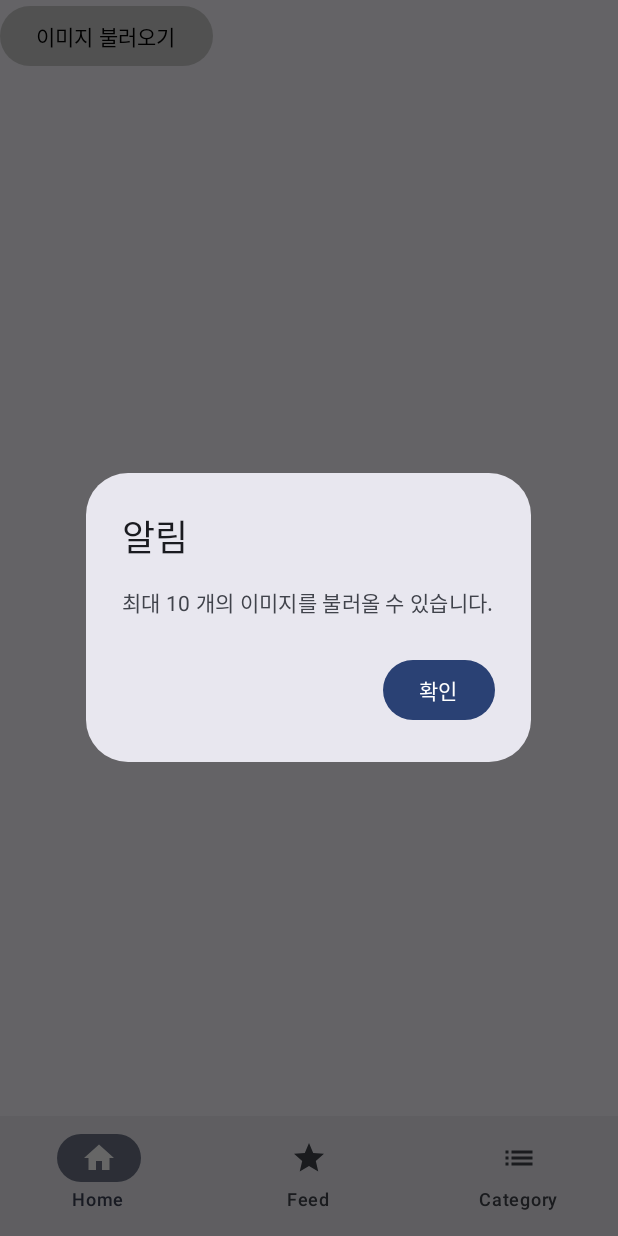
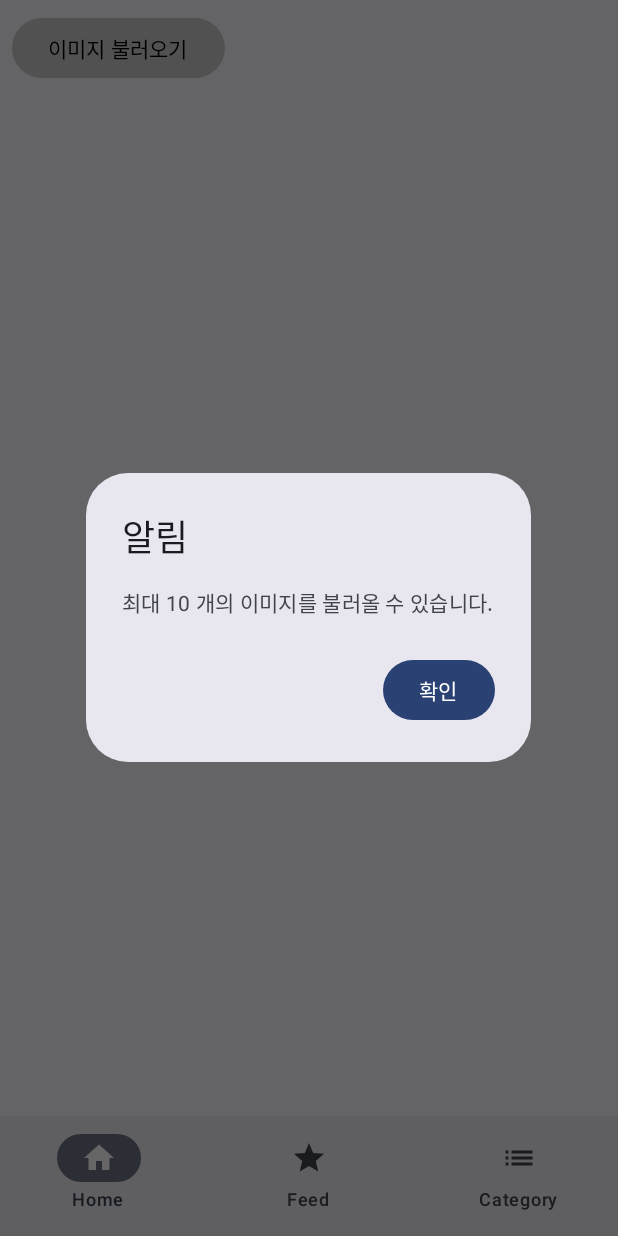
Before and after one commit to extreme-south-code/Andro, an Android app built with Jetpack Compose: the screen it shows after launch (MainActivity), after a tap on "이미지 불러오기", on a phone screen of 412 x 824 dp. Run offline under Robolectric (Android 15) with nearby library versions, the phone set to English and light mode, and no system bars.

Commit message:
[modify] give padding to button

```diff
--- a/app/src/main/java/com/example/myapplication/screens/home.kt
+++ b/app/src/main/java/com/example/myapplication/screens/home.kt
@@ -9,6 +9,7 @@ import androidx.compose.foundation.layout.Column
 import androidx.compose.foundation.layout.PaddingValues
 import androidx.compose.foundation.layout.fillMaxSize
 import androidx.compose.foundation.layout.height
+import androidx.compose.foundation.layout.padding
 import androidx.compose.foundation.lazy.staggeredgrid.LazyVerticalStaggeredGrid
 import androidx.compose.foundation.lazy.staggeredgrid.StaggeredGridCells
 import androidx.compose.foundation.lazy.staggeredgrid.items
@@ -132,7 +133,9 @@ fun HomeScreen(
             colors = ButtonDefaults.buttonColors(
                 containerColor = Color.LightGray,
                 contentColor = Color.Black,
-            )
+            ),
+            modifier = Modifier
+                .padding(8.dp)
         ) {
             Text(buttonText)
         }
```
